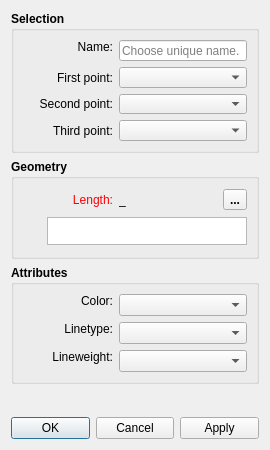
FashionFreedom/Seamly2D, file src/libs/vtools/dialogs/tools/dialogbisector.ui: the form before one commit.
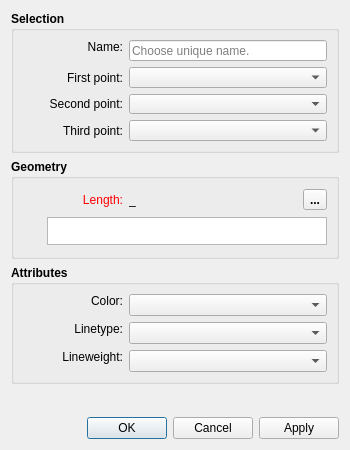
The form after the commit. Icons and pictures are not drawn. Custom widgets are drawn as their Qt base class.

The edit to the form file:
```diff
--- a/src/libs/vtools/dialogs/tools/dialogbisector.ui
+++ b/src/libs/vtools/dialogs/tools/dialogbisector.ui
@@ -6,7 +6,7 @@
    <rect>
     <x>0</x>
     <y>0</y>
-    <width>270</width>
+    <width>350</width>
     <height>450</height>
    </rect>
   </property>
@@ -63,7 +63,7 @@
           </property>
           <property name="minimumSize">
            <size>
-            <width>90</width>
+            <width>100</width>
             <height>0</height>
            </size>
           </property>
@@ -119,7 +119,7 @@
           </property>
           <property name="minimumSize">
            <size>
-            <width>90</width>
+            <width>100</width>
             <height>0</height>
            </size>
           </property>
@@ -169,7 +169,7 @@
           </property>
           <property name="minimumSize">
            <size>
-            <width>90</width>
+            <width>100</width>
             <height>0</height>
            </size>
           </property>
@@ -219,7 +219,7 @@
           </property>
           <property name="minimumSize">
            <size>
-            <width>90</width>
+            <width>100</width>
             <height>0</height>
            </size>
           </property>
@@ -300,7 +300,7 @@
           </property>
           <property name="minimumSize">
            <size>
-            <width>90</width>
+            <width>100</width>
             <height>0</height>
            </size>
           </property>
@@ -393,7 +393,7 @@
           </property>
           <property name="sizeHint" stdset="0">
            <size>
-            <width>40</width>
+            <width>10</width>
             <height>20</height>
            </size>
           </property>
@@ -524,7 +524,7 @@
           </property>
           <property name="minimumSize">
            <size>
-            <width>90</width>
+            <width>100</width>
             <height>0</height>
            </size>
           </property>
@@ -586,7 +586,7 @@
           </property>
           <property name="minimumSize">
            <size>
-            <width>90</width>
+            <width>100</width>
             <height>0</height>
            </size>
           </property>
@@ -642,7 +642,7 @@
           </property>
           <property name="minimumSize">
            <size>
-            <width>90</width>
+            <width>100</width>
             <height>0</height>
            </size>
           </property>
```
